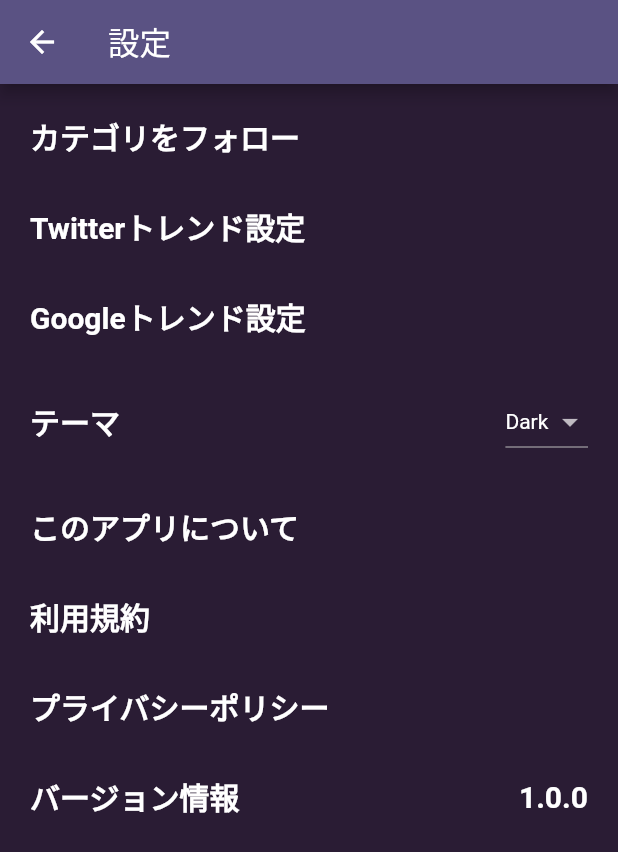
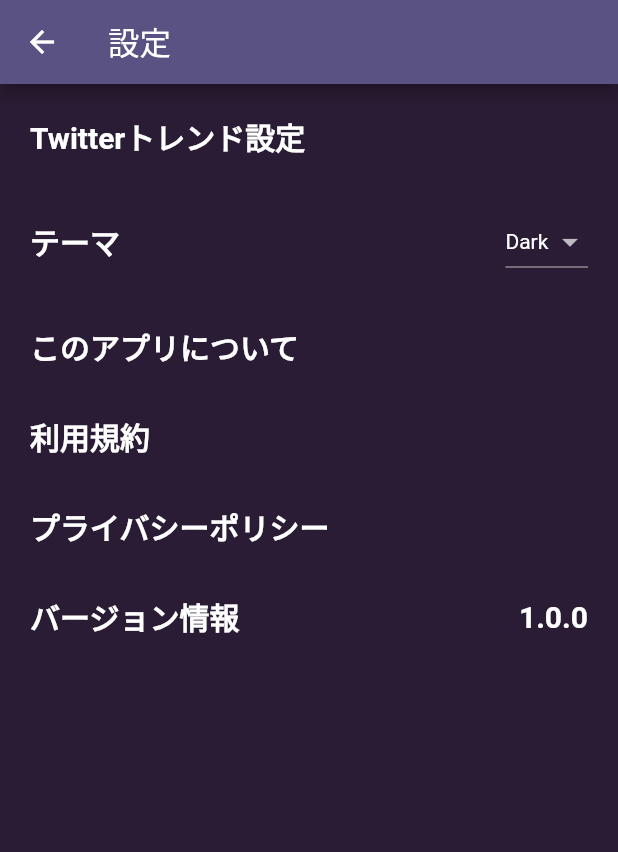
Before and after one commit to Koyo-PC/trendiverse-app, a Flutter app: the screen it shows after launch, after a tap on the "settings" icon, on a phone screen of 412 x 824 dp. Shown: the top 852 px of the screen. Run offline on Flutter 3.47's test engine with Material 2 defaults, Android fonts, the light colour scheme and no system bars; our stand-ins replace charts_flutter, flutter_markdown, flutter_typeahead, hooks_riverpod, package_info_plus, shared_preferences and 1 more; network calls fail.

Commit message:
remove some settings

```diff
--- a/lib/page/SettingPage.dart
+++ b/lib/page/SettingPage.dart
@@ -23,9 +23,9 @@ class SettingPage extends SubPageContent {
   });
 
   late final List<SettingWidget> settings = [
-    SettingWidget(LinkSetting("カテゴリをフォロー", SubPage(CategoryFollowPage()))),
+    // SettingWidget(LinkSetting("カテゴリをフォロー", SubPage(CategoryFollowPage()))),
     SettingWidget(LinkSetting("Twitterトレンド設定", SubPage(TwitterSettingPage()))),
-    SettingWidget(LinkSetting("Googleトレンド設定", SubPage(GoogleSettingPage()))),
+    // SettingWidget(LinkSetting("Googleトレンド設定", SubPage(GoogleSettingPage()))),
     SettingWidget(
       ConsumerDropdownSetting(
         "テーマ",
```
